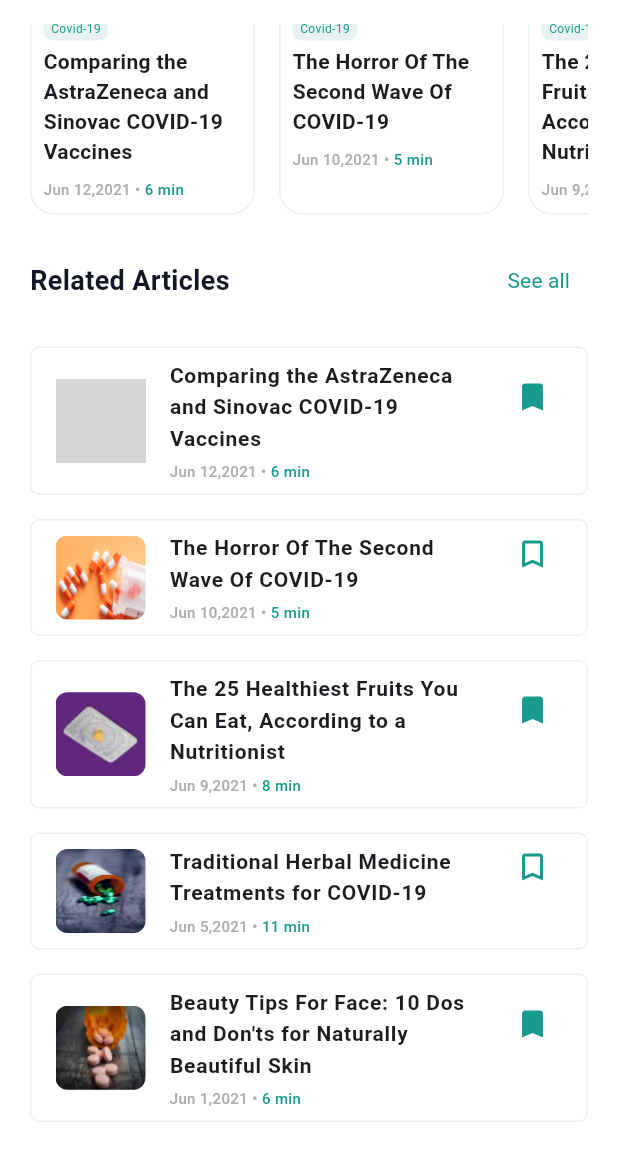
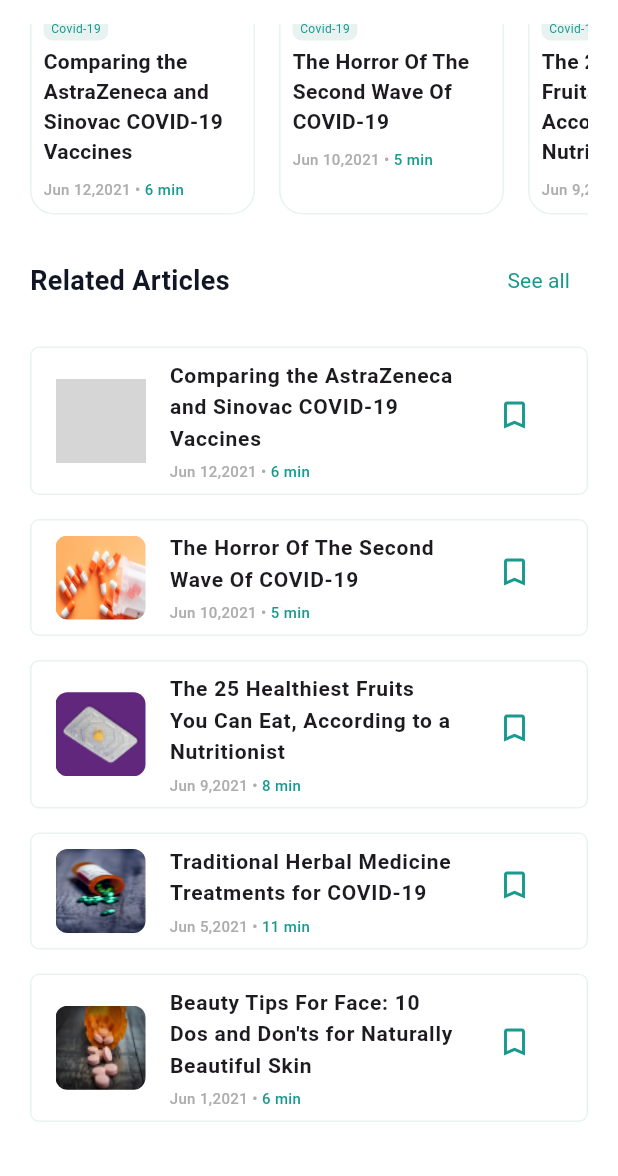
Before and after one commit to PriyankaMakwana810/medics, a Flutter app: the ArticleListView screen opened by its route, scrolled down 378 dp, on a phone screen of 412 x 824 dp, the part 60-1236 px from its top. Run offline on Flutter 3.47's test engine with Material 3 defaults, Android fonts, the light colour scheme and no system bars; our stand-ins replace connectivity_plus, flutter_rating_bar, flutter_svg, geocoding, geolocator, get and 5 more; accounts and stored records are empty; grey boxes are pictures that could not be loaded.

Commit message:
- isSaved state change added to db and update based on it.

```diff
--- a/lib/controller/cart_controller.dart
+++ b/lib/controller/cart_controller.dart
@@ -22,11 +22,7 @@ class CartController extends BaseController {
     totalSum.value = sum;
     medicines.assignAll(medicineList);
   }
-  /*Future<void> deleteItemFromCart(Medicine medicine) async {
-    await DatabaseHelper().deleteFromCart(medicine.id);
-    medicines.remove(medicine);
-    totalSum.value -= double.parse(medicine.price) * medicine.items;
-  }*/
+
   Future<bool> deleteItemFromCart(Medicine medicine) async {
     int result = await DatabaseHelper().deleteFromCart(medicine.id);
     if (result > 0) {
--- a/lib/models/article.dart
+++ b/lib/models/article.dart
@@ -1,13 +1,15 @@
 class Article {
+  final int id;
   final String title;
   final String tag;
   final String time;
   final String timeToRead;
   final String imageUrl;
-  final bool isSaved;
+  bool isSaved;
 
   Article(
-      {required this.title,
+      {required this.id,
+      required this.title,
       required this.tag,
       required this.time,
       required this.timeToRead,
@@ -16,15 +18,17 @@ class Article {
 
   factory Article.fromJson(Map<String, dynamic> json) {
     return Article(
+        id: json['id'],
         title: json['title'],
         tag: json['tag'],
         time: json['time'],
         timeToRead: json['timeToRead'],
         imageUrl: json['imageUrl'],
-        isSaved: json['isSaved']);
+        isSaved: json['isSaved'] == 1 ? true : false);
   }
 
   Map<String, dynamic> toJson() => {
+        'id': id,
         'title': title,
         'tag': tag,
         'time': time,
--- a/lib/views/home/home_widgets.dart
+++ b/lib/views/home/home_widgets.dart
@@ -89,8 +89,6 @@ Widget buildDoctorCard(Doctor doctor, {required VoidCallback onTap}) {
 Widget buildArticleCard(Article article, {VoidCallback? onTap}) {
   return Padding(
     padding: const EdgeInsets.only(bottom: 16.0),
-    child: InkWell(
-      onTap: () => onTap,
     child: Container(
       decoration: BoxDecoration(
           color: whiteColor,
@@ -139,13 +137,15 @@ Widget buildArticleCard(Article article, {VoidCallback? onTap}) {
             mainAxisAlignment: MainAxisAlignment.start,
             crossAxisAlignment: CrossAxisAlignment.start,
             children: [
-                Icon(
-                  article.isSaved ? Icons.bookmark : Icons.bookmark_border,
+              IconButton(
+                onPressed: onTap,
+                icon: Icon(
+                  article.isSaved ? Icons.bookmark : Icons.bookmark_outline,
                   color: colorPrimary,
                 ),
+              )
             ],
           )),
-      ),
     ),
   );
 }
--- a/lib/views/home/tabs/dashboard_Tab.dart
+++ b/lib/views/home/tabs/dashboard_Tab.dart
@@ -122,7 +122,7 @@ class DashboardView extends StatelessWidget {
                           article,
                           onTap: () {
                             print(article.time);
-                            controller.onArticleTap(article.title);
+                            controller.onArticleTap(article, !article.isSaved);
                           },
                         );
                       }).toList(),
--- a/lib/views/home/tabs/pharmacy_controller.dart
+++ b/lib/views/home/tabs/pharmacy_controller.dart
@@ -37,7 +37,6 @@ class PharmacyController extends BaseController {
     }
   }
 
-
   Future<int> addItemToCart(Medicine medicine, int quantity) async {
     medicine.items = quantity;
     print(' $quantity');
--- a/lib/views/home/tabs/profile_tab.dart
+++ b/lib/views/home/tabs/profile_tab.dart
@@ -39,7 +39,7 @@ class ProfileView extends StatelessWidget {
 
   Widget _buildHeader(BuildContext context) {
     return Container(
-      padding: const EdgeInsets.symmetric(vertical: 50, horizontal: 20),
+      padding: const EdgeInsets.symmetric(vertical: 40, horizontal: 20),
       child: Column(
         children: [
           const SizedBox(height: 30),
--- a/lib/views/top_doctors/article_list_view.dart
+++ b/lib/views/top_doctors/article_list_view.dart
@@ -12,7 +12,7 @@ import '../home/home_widgets.dart';
 class ArticleListView extends StatelessWidget {
   ArticleListView({super.key});
 
-  final HomeController controller = Get.put(HomeController());
+  final HomeController controller = Get.find();
 
   @override
   Widget build(BuildContext context) {
@@ -104,13 +104,13 @@ class ArticleListView extends StatelessWidget {
                       article,
                       onTap: () {
                         print(article.time);
-                        controller.onArticleTap(article.title);
+                        controller.onArticleTap(article, !article.isSaved);
+                        // controller.onArticleTap(article.title);
                       },
                     );
                   }).toList(),
                 );
               }),
-
             ],
           ),
         ),
--- a/lib/views/top_doctors/saved_view.dart
+++ b/lib/views/top_doctors/saved_view.dart
@@ -43,7 +43,8 @@ class SavedView extends StatelessWidget {
                       article,
                       onTap: () {
                         print(article.time);
-                        controller.onArticleTap(article.title);
+                        controller.onArticleTap(article, !article.isSaved);
+                        // controller.onArticleTap(article.title);
                       },
                     );
                   }).toList(),
```
Also changed, not shown: assets/data/article_data.json (+8 -3 lines), lib/database/database_helper.dart (+31 -3 lines), lib/views/home/home_controller.dart (+43 -12 lines). Lines whose indentation alone changed are shown as unchanged.
